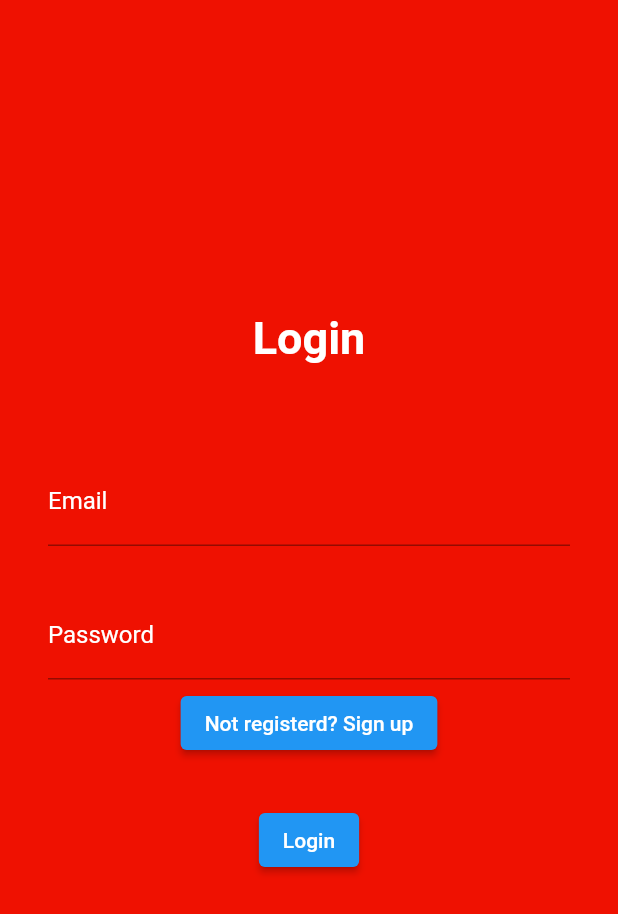
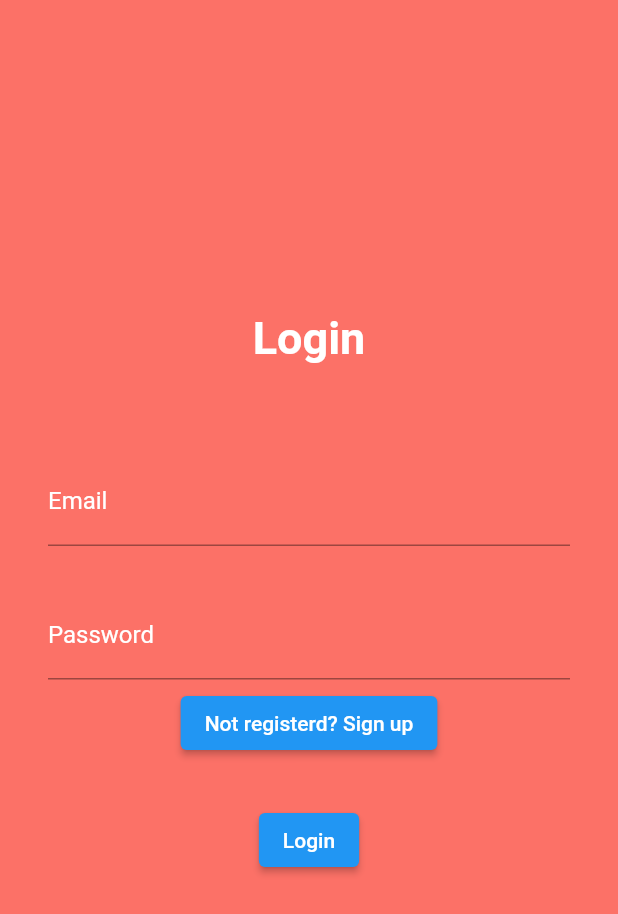
Before and after one commit to adammushy/venue, a Flutter app: the screen it shows after launch, on a phone screen of 412 x 824 dp. Shown: the top 914 px of the screen. Run offline on Flutter 3.47's test engine with Material 2 defaults, Android fonts, the phone set to English and light mode, and no system bars; our stand-ins replace bubble_bottom_bar, firebase_auth, firebase_core, google_fonts, nice_buttons; accounts and stored records are empty.

Commit message:
Update login.dart

```diff
--- a/lib/screens/login.dart
+++ b/lib/screens/login.dart
@@ -33,7 +33,7 @@ class _LoginScreenState extends State<LoginScreen> {
   Widget build(BuildContext context) {
     return Scaffold(
       body: Container(
-        color: Color.fromARGB(255, 239, 17, 1),
+        color: Color.fromARGB(255, 252, 113, 103),
         child: Center(
           child: Form(
             key: _key,
```
